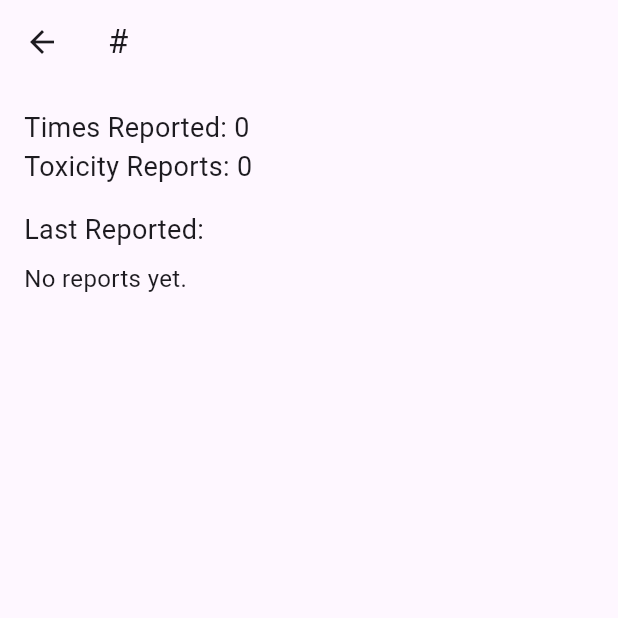
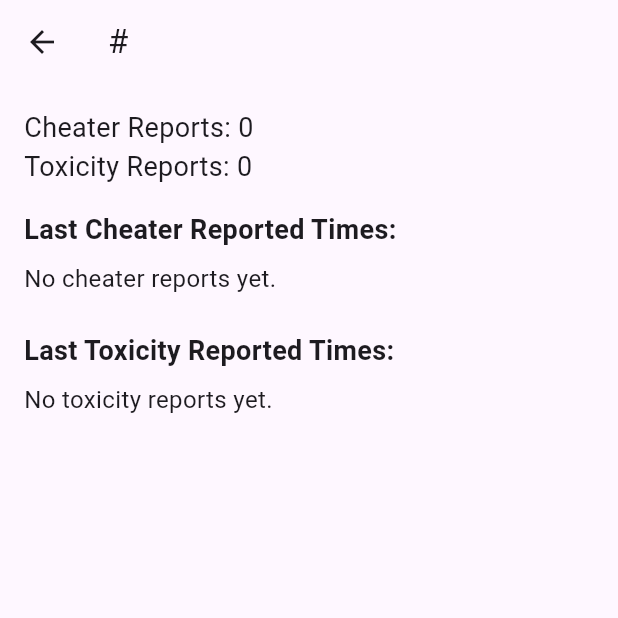
Before and after one commit to tobimadaraa/app, a Flutter app: the UserDetailPage screen opened directly with empty values, on a phone screen of 412 x 824 dp, the top half of it. Run offline on Flutter 3.47's test engine with Material 3 defaults, Android fonts, the phone set to English and light mode, and no system bars; our stand-ins replace cloud_firestore, firebase_core, flutter_dotenv, fluttertoast, get; accounts and stored records are empty; network calls fail.

Commit message:
added separate times for toxicity lboard and cheater lboard

```diff
--- a/lib/models/leaderboard_model.dart
+++ b/lib/models/leaderboard_model.dart
@@ -4,8 +4,9 @@ class LeaderboardModel {
   final String tagline;
   final int cheaterReports;
   final int toxicityReported;
-  final int pageViews; // New field for page views
-  final List<String> lastReported;
+  final int pageViews;
+  final List<String> lastCheaterReported;
+  final List<String> lastToxicityReported;
 
   LeaderboardModel({
     required this.leaderboardNumber,
@@ -14,7 +15,8 @@ class LeaderboardModel {
     required this.cheaterReports,
     required this.toxicityReported,
     required this.pageViews,
-    required this.lastReported,
+    required this.lastCheaterReported,
+    required this.lastToxicityReported,
   });
 
   factory LeaderboardModel.fromJson(Map<String, dynamic> json) {
@@ -24,14 +26,16 @@ class LeaderboardModel {
       tagline: json['tagline'] ?? '',
       cheaterReports: json['cheater_reported'] ?? 0,
       toxicityReported: json['toxicity_reported'] ?? 0,
-      pageViews:
-          json['page_views'] ??
-          0, // Read page_views from Firestore; default to 0 if missing
-      lastReported:
-          (json['last_reported'] != null)
-              ? (json['last_reported'] is List)
-                  ? List<String>.from(json['last_reported'])
-                  : [json['last_reported'].toString()]
+      pageViews: json['page_views'] ?? 0,
+      lastCheaterReported:
+          (json['last_cheater_reported'] != null &&
+                  json['last_cheater_reported'] is List)
+              ? List<String>.from(json['last_cheater_reported'])
+              : [],
+      lastToxicityReported:
+          (json['last_toxicity_reported'] != null &&
+                  json['last_toxicity_reported'] is List)
+              ? List<String>.from(json['last_toxicity_reported'])
               : [],
     );
   }
@@ -44,7 +48,8 @@ class LeaderboardModel {
       'cheater_reported': cheaterReports,
       'toxicity_reported': toxicityReported,
       'page_views': pageViews,
-      'last_reported': lastReported,
+      'last_cheater_reported': lastCheaterReported,
+      'last_toxic_reported': lastToxicityReported,
     };
   }
 
--- a/lib/pages/user_detail_page.dart
+++ b/lib/pages/user_detail_page.dart
@@ -1,4 +1,3 @@
-// user_detail_page.dart
 import 'package:flutter/material.dart';
 import 'package:flutter_application_2/models/leaderboard_model.dart';
 import 'package:flutter_application_2/utils/date_formatter.dart';
@@ -10,48 +9,75 @@ class UserDetailPage extends StatelessWidget {
 
   @override
   Widget build(BuildContext context) {
+    // Use SingleChildScrollView to allow the content to scroll if it gets long.
     return Scaffold(
       appBar: AppBar(title: Text('${user.username}#${user.tagline}')),
-      body: Padding(
+      body: SingleChildScrollView(
         padding: const EdgeInsets.all(16.0),
         child: Column(
           crossAxisAlignment: CrossAxisAlignment.start,
           children: [
-            // Text(
-            //   'Username: ${user.username}',
-            //   style: TextStyle(fontSize: 20, fontWeight: FontWeight.bold),
-            // ),
-            // SizedBox(height: 8),
-            // Text(
-            //   'Tagline: ${user.tagline}',
-            //   style: TextStyle(fontSize: 18, color: Colors.grey[700]),
-            // ),
-            //SizedBox(height: 16),
+            // Display the report counts
             Text(
-              'Times Reported: ${user.cheaterReports}\nToxicity Reports: ${user.toxicityReported}',
-              style: TextStyle(fontSize: 18),
+              'Cheater Reports: ${user.cheaterReports}\nToxicity Reports: ${user.toxicityReported}',
+              style: const TextStyle(fontSize: 18),
             ),
-
-            SizedBox(height: 16),
-            Text('Last Reported:', style: TextStyle(fontSize: 18)),
-            SizedBox(height: 8),
-            Expanded(
-              child:
-                  user.lastReported.isNotEmpty
-                      ? ListView.builder(
-                        itemCount: user.lastReported.length,
-                        itemBuilder: (context, index) {
-                          String formattedDate = DateFormatter.formatDate(
-                            user.lastReported[index],
-                          );
-                          return Text(
+            const SizedBox(height: 16),
+            // Section for Cheater Report Timestamps
+            const Text(
+              'Last Cheater Reported Times:',
+              style: TextStyle(fontSize: 18, fontWeight: FontWeight.bold),
+            ),
+            const SizedBox(height: 8),
+            user.lastCheaterReported.isNotEmpty
+                ? Column(
+                  crossAxisAlignment: CrossAxisAlignment.start,
+                  children:
+                      user.lastCheaterReported.map((timestamp) {
+                        String formattedDate = DateFormatter.formatDate(
+                          timestamp,
+                        );
+                        return Padding(
+                          padding: const EdgeInsets.symmetric(vertical: 2.0),
+                          child: Text(
                             formattedDate,
-                            style: TextStyle(fontSize: 16),
-                          );
-                        },
-                      )
-                      : Text('No reports yet.', style: TextStyle(fontSize: 16)),
+                            style: const TextStyle(fontSize: 16),
+                          ),
+                        );
+                      }).toList(),
+                )
+                : const Text(
+                  'No cheater reports yet.',
+                  style: TextStyle(fontSize: 16),
+                ),
+            const SizedBox(height: 24),
+            // Section for Toxicity Report Timestamps
+            const Text(
+              'Last Toxicity Reported Times:',
+              style: TextStyle(fontSize: 18, fontWeight: FontWeight.bold),
             ),
+            const SizedBox(height: 8),
+            user.lastToxicityReported.isNotEmpty
+                ? Column(
+                  crossAxisAlignment: CrossAxisAlignment.start,
+                  children:
+                      user.lastToxicityReported.map((timestamp) {
+                        String formattedDate = DateFormatter.formatDate(
+                          timestamp,
+                        );
+                        return Padding(
+                          padding: const EdgeInsets.symmetric(vertical: 2.0),
+                          child: Text(
+                            formattedDate,
+                            style: const TextStyle(fontSize: 16),
+                          ),
+                        );
+                      }).toList(),
+                )
+                : const Text(
+                  'No toxicity reports yet.',
+                  style: TextStyle(fontSize: 16),
+                ),
           ],
         ),
       ),
--- a/lib/repository/user_repository.dart
+++ b/lib/repository/user_repository.dart
@@ -6,7 +6,6 @@ import 'package:get/get.dart';
 
 class UserRepository extends GetxController {
   final _db = FirebaseFirestore.instance;
-
   Future<void> createUser(
     UserModel user, {
     bool isToxicityReport = false,
@@ -28,15 +27,16 @@ class UserRepository extends GetxController {
         if (isToxicityReport) {
           await doc.update({
             'toxicity_reported': FieldValue.increment(1),
-            'last_reported': FieldValue.arrayUnion([newReportTime]),
+            // Update only the toxicity-related last reported times
+            'last_toxicity_reported': FieldValue.arrayUnion([newReportTime]),
           });
         } else {
           await doc.update({
             'cheater_reported': FieldValue.increment(1),
-            'last_reported': FieldValue.arrayUnion([newReportTime]),
+            // Update only the cheater-related last reported times
+            'last_cheater_reported': FieldValue.arrayUnion([newReportTime]),
           });
         }
-        await incrementPageViews(user.userId, user.tagline);
       } else {
         // Check if Riot ID exists with a different tagline
         final idQuery =
@@ -49,11 +49,12 @@ class UserRepository extends GetxController {
           // Riot ID exists with a different tagline, create new user
           await _db.collection("Users").add({
             ...user.toJson(), // Include all fields from user
-            // Set the correct counter for the first report, and initialize the other to 0.
             'cheater_reported': isToxicityReport ? 0 : 1,
             'toxicity_reported': isToxicityReport ? 1 : 0,
-            'last_reported': [newReportTime],
-            'page_views': 1, // Initialize page views if needed.
+            // Initialize the arrays based on the report type:
+            'last_cheater_reported': isToxicityReport ? [] : [newReportTime],
+            'last_toxicity_reported': isToxicityReport ? [newReportTime] : [],
+            'page_views': 0,
           });
         } else {
           // Completely new user: create both counters with one set to 1 based on the report type.
@@ -61,8 +62,9 @@ class UserRepository extends GetxController {
             ...user.toJson(),
             'cheater_reported': isToxicityReport ? 0 : 1,
             'toxicity_reported': isToxicityReport ? 1 : 0,
-            'last_reported': [newReportTime],
-            'page_views': 1, // Initialize page views for a new user.
+            'last_cheater_reported': isToxicityReport ? [] : [newReportTime],
+            'last_toxicity_reported': isToxicityReport ? [newReportTime] : [],
+            'page_views': 0,
           });
         }
       }
@@ -119,17 +121,26 @@ class UserRepository extends GetxController {
       return snapshot.docs.map((doc) {
         final data = doc.data();
         return LeaderboardModel(
-          leaderboardNumber: 0, // You can calculate rank separately
+          leaderboardNumber: 0, // Calculate rank as needed
           username: data['user_id'] ?? '',
           tagline: data['tag_line'] ?? '',
           cheaterReports: data['cheater_reported'] ?? 0,
           toxicityReported: data['toxicity_reported'] ?? 0,
-          pageViews: data['page_views'] ?? 0, // Read page_views from Firestore
-          lastReported:
-              (data['last_reported'] != null)
-                  ? (data['last_reported'] is List)
-                      ? List<String>.from(data['last_reported'])
-                      : [data['last_reported'].toString()]
+          pageViews: data['page_views'] ?? 0,
+          // Choose one of the following based on your UI design:
+          // If you want to display both arrays, add two fields to LeaderboardModel.
+          // Otherwise, if you only want the latest timestamp, extract the last element:
+          lastCheaterReported:
+              (data['last_cheater_reported'] != null &&
+                      data['last_cheater_reported'] is List &&
+                      (data['last_cheater_reported'] as List).isNotEmpty)
+                  ? List<String>.from(data['last_cheater_reported'])
+                  : [],
+          lastToxicityReported:
+              (data['last_toxicity_reported'] != null &&
+                      data['last_toxicity_reported'] is List &&
+                      (data['last_toxicity_reported'] as List).isNotEmpty)
+                  ? List<String>.from(data['last_toxicity_reported'])
                   : [],
         );
       }).toList();
```
Also changed, not shown: lib/components/leaderboard_list.dart (+19 -11 lines).
